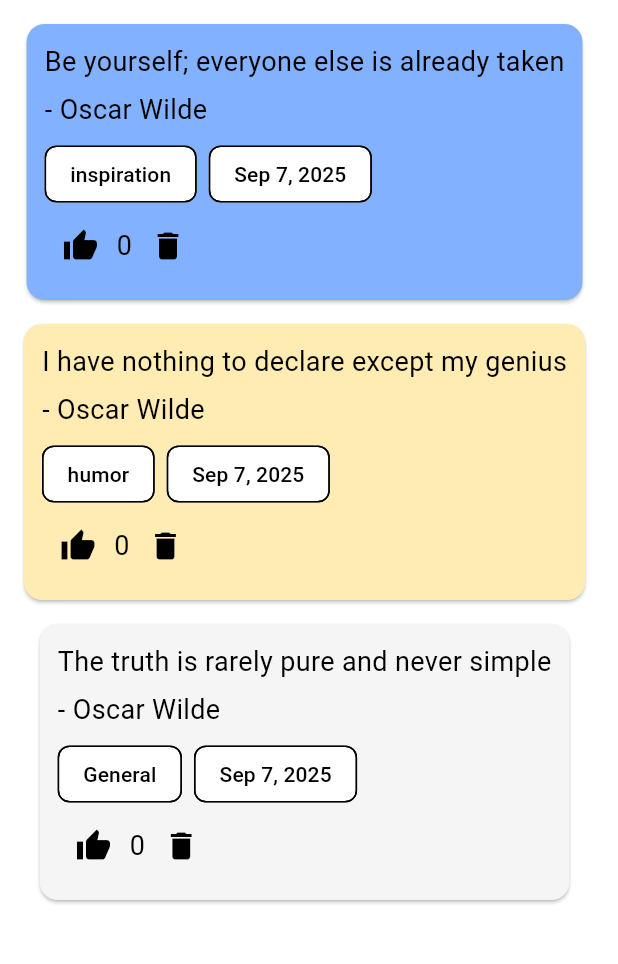
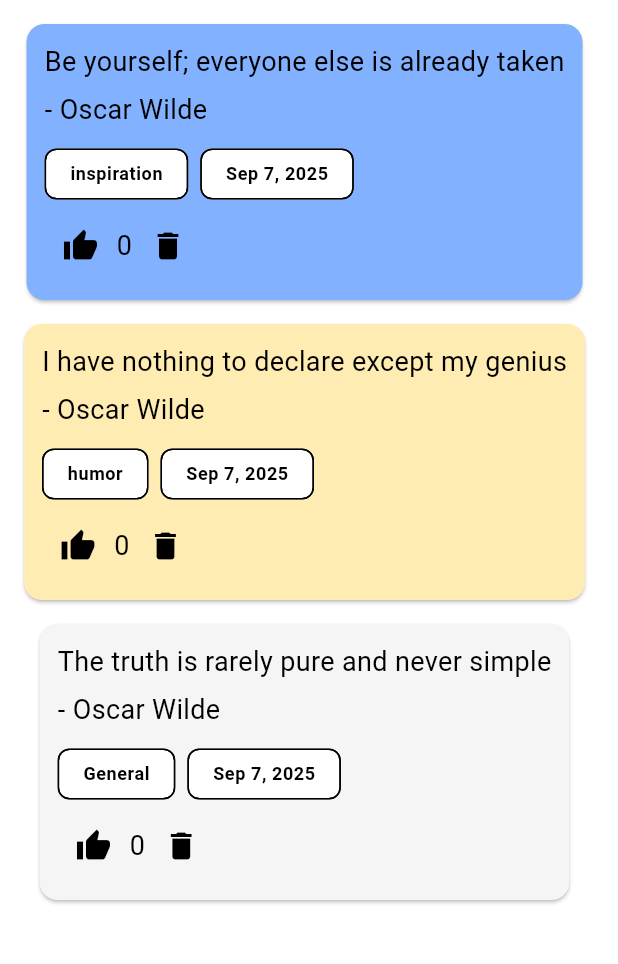
Before and after one commit to WitherTigher/Ninjaproject, a Flutter app: the screen it shows after launch, on a phone screen of 412 x 824 dp, the part 84-1048 px from its top. Run offline on Flutter 3.47's test engine with Material 3 defaults, Android fonts, the light colour scheme and no system bars.

Commit message:
added theme to chip

```diff
--- a/lib/main.dart
+++ b/lib/main.dart
@@ -18,7 +18,8 @@ void main() => runApp(MaterialApp(
               color: Colors.white),
           bodyMedium: TextStyle(
               fontSize: 18, fontStyle: FontStyle.normal, color: Colors.black),
-      ),
+          bodySmall:
+              TextStyle(color: Colors.black, fontWeight: FontWeight.bold)),
     ),
     home: QuoteList()));
 
--- a/lib/quote_card.dart
+++ b/lib/quote_card.dart
@@ -44,11 +44,15 @@ class _QuoteCardState extends State<QuoteCard> {
             Wrap(
               spacing: 8,
               children: [
-                Chip(label: Text(widget.quote.category)),
+                Chip(
+                    label: Text(
+                  widget.quote.category,
+                  style: Theme.of(context).textTheme.bodySmall,
+                )),
                 Chip(
                   label: Text(
                     DateFormat('MMM d, yyyy').format(widget.quote.createdAt),
-                    style: TextStyle(color: const Color.fromARGB(255, 0, 0, 0)),
+                    style: Theme.of(context).textTheme.bodySmall,
                   ),
                 ),
               ],
```
Lines whose indentation alone changed are shown as unchanged.
